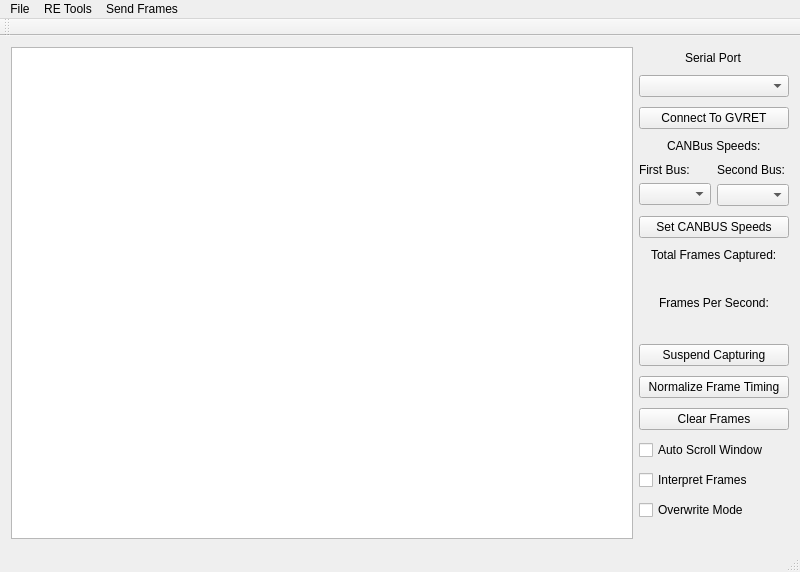
First picture: the form in mainwindow.ui, repository collin80/SavvyCAN, before the edit.
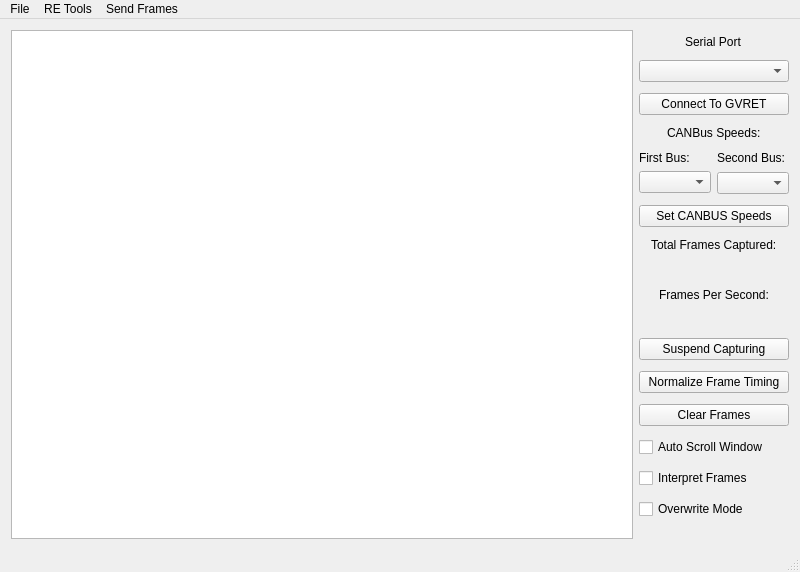
Second picture: the form after the edit.

Commit message: Added a settings dialog that allows for persistent settings to be stored. It operates but nothing else uses the settings just yet. Updated version num.

Diff of the .ui file:
```diff
--- a/mainwindow.ui
+++ b/mainwindow.ui
@@ -286,14 +286,6 @@
    <addaction name="menu_RE_Tools"/>
    <addaction name="menuSend_Frames"/>
   </widget>
-  <widget class="QToolBar" name="mainToolBar">
-   <attribute name="toolBarArea">
-    <enum>TopToolBarArea</enum>
-   </attribute>
-   <attribute name="toolBarBreak">
-    <bool>false</bool>
-   </attribute>
-  </widget>
   <widget class="QStatusBar" name="statusBar"/>
   <action name="action_Playback">
    <property name="text">
```
Left out of the diff: 7 changed lines with no effect on the pictures. The commit also changes 7 other files.
